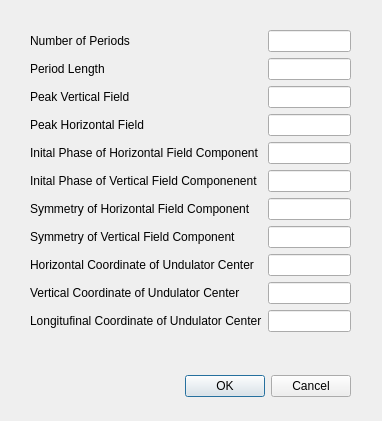
Above: RadTrack/ui/undulatorforsrw.ui from aerosadegh/radtrack before the change. Below: the same form after it.
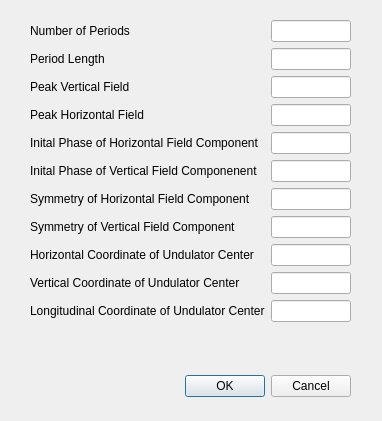
That is the form after the change.

What changed in the file:
```diff
--- a/RadTrack/ui/undulatorforsrw.ui
+++ b/RadTrack/ui/undulatorforsrw.ui
@@ -33,7 +33,7 @@
    <property name="geometry">
     <rect>
      <x>30</x>
-     <y>30</y>
+     <y>20</y>
      <width>321</width>
      <height>333</height>
     </rect>
@@ -118,7 +118,7 @@
     <item row="10" column="0">
      <widget class="QLabel" name="label_11">
       <property name="text">
-       <string>Longitufinal Coordinate of Undulator Center</string>
+       <string>Longitudinal Coordinate of Undulator Center</string>
       </property>
      </widget>
     </item>
```
Left out of the diff: 22 changed lines with no effect on the pictures.
